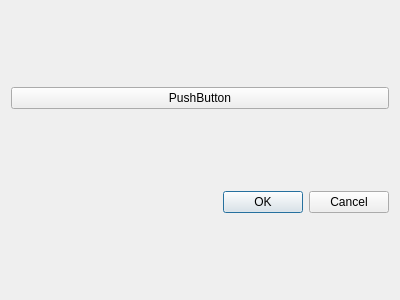
Qt form forms/commandswindow.ui (MirayaProject/miraya) before a commit.
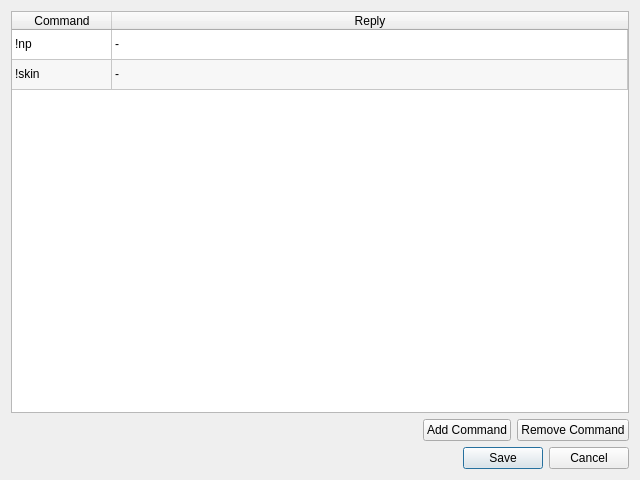
The same form after that commit.

Commit message: 🔵 commands: fixed scuffed ui

```diff
--- a/forms/commandswindow.ui
+++ b/forms/commandswindow.ui
@@ -6,28 +6,122 @@
    <rect>
     <x>0</x>
     <y>0</y>
-    <width>400</width>
-    <height>300</height>
+    <width>640</width>
+    <height>480</height>
    </rect>
   </property>
   <property name="windowTitle">
    <string>Dialog</string>
   </property>
   <layout class="QGridLayout" name="gridLayout">
-   <item row="0" column="0">
-    <widget class="QPushButton" name="pushButton">
+   <item row="2" column="0">
+    <spacer name="horizontalSpacer">
+     <property name="orientation">
+      <enum>Qt::Horizontal</enum>
+     </property>
+     <property name="sizeHint" stdset="0">
+      <size>
+       <width>40</width>
+       <height>20</height>
+      </size>
+     </property>
+    </spacer>
+   </item>
+   <item row="2" column="1">
+    <widget class="QPushButton" name="addCommandBtn">
+     <property name="enabled">
+      <bool>true</bool>
+     </property>
      <property name="text">
-      <string>PushButton</string>
+      <string>Add Command</string>
      </property>
     </widget>
    </item>
-   <item row="1" column="0">
+   <item row="2" column="2">
+    <widget class="QPushButton" name="removeCommandBtn">
+     <property name="text">
+      <string>Remove Command</string>
+     </property>
+    </widget>
+   </item>
+   <item row="0" column="0" colspan="3">
+    <widget class="QTableWidget" name="commandsTable">
+     <property name="alternatingRowColors">
+      <bool>true</bool>
+     </property>
+     <attribute name="horizontalHeaderCascadingSectionResizes">
+      <bool>false</bool>
+     </attribute>
+     <attribute name="horizontalHeaderShowSortIndicator" stdset="0">
+      <bool>false</bool>
+     </attribute>
+     <attribute name="horizontalHeaderStretchLastSection">
+      <bool>true</bool>
+     </attribute>
+     <attribute name="verticalHeaderVisible">
+      <bool>false</bool>
+     </attribute>
+     <row>
+      <property name="text">
+       <string/>
+      </property>
+     </row>
+     <row>
+      <property name="text">
+       <string/>
+      </property>
+     </row>
+     <column>
+      <property name="text">
+       <string>Command</string>
+      </property>
+     </column>
+     <column>
+      <property name="text">
+       <string>Reply</string>
+      </property>
+     </column>
+     <item row="0" column="0">
+      <property name="text">
+       <string>!np</string>
+      </property>
+      <property name="flags">
+       <set>NoItemFlags</set>
+      </property>
+     </item>
+     <item row="0" column="1">
+      <property name="text">
+       <string>-</string>
+      </property>
+      <property name="flags">
+       <set>NoItemFlags</set>
+      </property>
+     </item>
+     <item row="1" column="0">
+      <property name="text">
+       <string>!skin</string>
+      </property>
+      <property name="flags">
+       <set>NoItemFlags</set>
+      </property>
+     </item>
+     <item row="1" column="1">
+      <property name="text">
+       <string>-</string>
+      </property>
+      <property name="flags">
+       <set>NoItemFlags</set>
+      </property>
+     </item>
+    </widget>
+   </item>
+   <item row="4" column="0" colspan="3">
     <widget class="QDialogButtonBox" name="buttonBox">
      <property name="orientation">
       <enum>Qt::Horizontal</enum>
      </property>
      <property name="standardButtons">
-      <set>QDialogButtonBox::Cancel|QDialogButtonBox::Ok</set>
+      <set>QDialogButtonBox::Cancel|QDialogButtonBox::Save</set>
      </property>
     </widget>
    </item>
```
Left out of the diff: 2 changed lines with no effect on the pictures.
